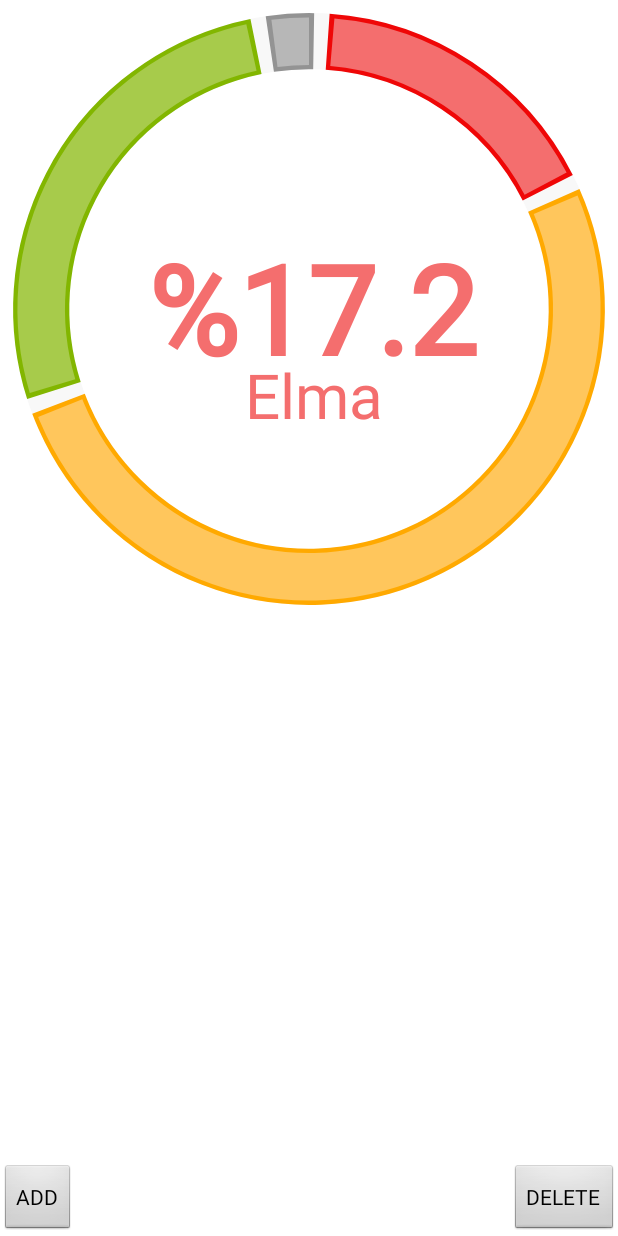
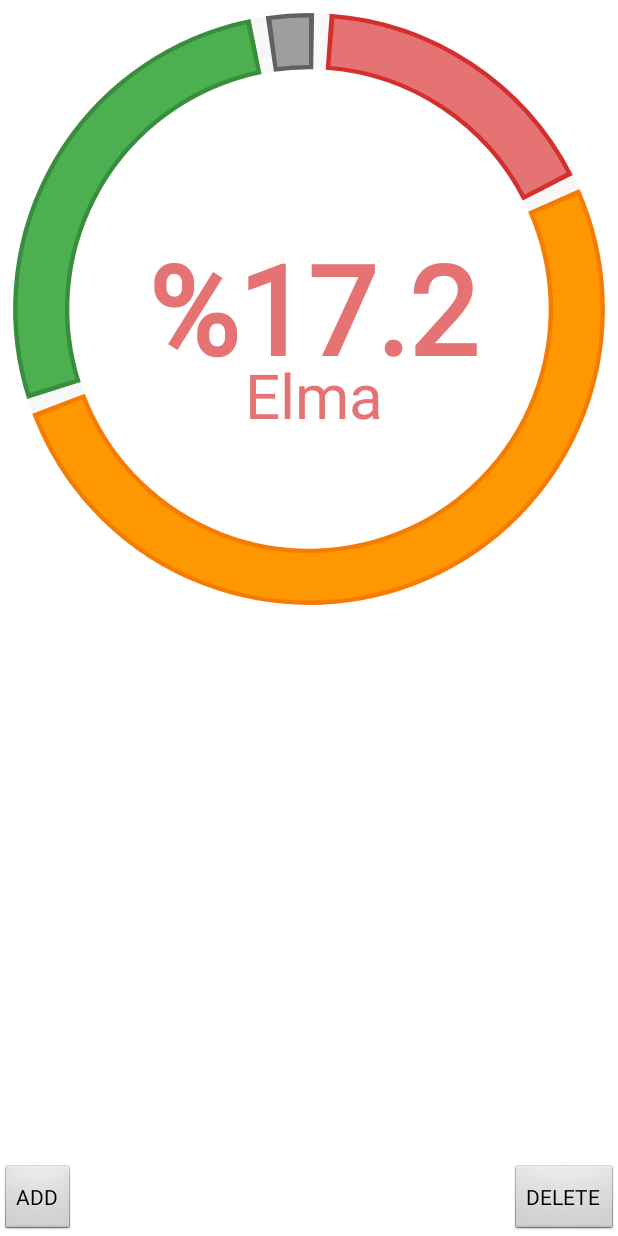
Before and after one commit to otabakoglu/Android-Grafik-Comp, an Android app: the screen it shows after launch (MainActivity), on a phone screen of 412 x 824 dp. Run offline under Robolectric (Android 15) with nearby library versions, the phone set to English and light mode, and no system bars.

Commit message:
26.03.2015 Yeni Renkler - New Colors ( Material Design Colors )
RED, PINK, PURPLE, DARK PURPLE, INDIGO, BLUE, CYAN, TEAL, GREEN, LIGHT GREEN, LIME, YELLOW, AMBER, ORANGE, DEEP ORANGE, BROWN, GREY, BLUE GREY,  BLACK AND WHITE...

```diff
--- a/app/build.gradle
+++ b/app/build.gradle
@@ -3,6 +3,8 @@ apply plugin: 'com.android.application'
 android {
     compileSdkVersion 22
     buildToolsVersion "21.1.2"
+
+    resourcePrefix "grafik_comp"
 
     defaultConfig {
         applicationId "com.trozant.android_grafik_comp"
--- a/app/src/main/java/SimpleRingChartTR/ChartColors.java
+++ b/app/src/main/java/SimpleRingChartTR/ChartColors.java
@@ -7,32 +7,122 @@ import android.graphics.Color;
  */
 public class ChartColors {
 
-    public static final int RED = Color.parseColor( "#f46e6e" );
-    public static final int BLUE = Color.parseColor("#5bbfe3");
-    public static final int GREEN = Color.parseColor("#a7cb4b");
-    public static final int GREY = Color.parseColor("#b7b7b7");
-    public static final int ORANGE = Color.parseColor("#ffc65c");
+   //RED
+    public  static final int RED      = Color.parseColor("#E57373");
+    private static final int DARK_RED = Color.parseColor("#D32F2F");
 
-    private static final int DARK_RED = Color.parseColor("#ef0707");
-    private static final int DARK_BLUE = Color.parseColor("#00a1d5");
-    private static final int DARK_GREEN = Color.parseColor("#82b600");
-    private static final int DARK_GREY = Color.parseColor("#939393");
-    private static final int DARK_ORANGE = Color.parseColor("#ffa900");
+   //PINK
+    public  static final int PINK      = Color.parseColor("#e91e63");
+    private static final int DARK_PINK = Color.parseColor("#c2185b");
 
-    public static int getDarkColor( int color ){
+   //PURPLE
+    public  static final int PURPLE      = Color.parseColor("#9c27b0");
+    private static final int DARK_PURPLE = Color.parseColor("#7b1fa2");
+
+   //DARK PURPLE
+    public  static final int D_PURPLE      = Color.parseColor("#673ab7");
+    private static final int DARK_D_PURPLE = Color.parseColor("#512da8");
+
+   //INDIGO
+    public  static final int INDIGO      = Color.parseColor("#3f51b5");
+    private static final int DARK_INDIGO = Color.parseColor("#303f9f");
+
+   //BLUE
+    public  static final int BLUE      = Color.parseColor("#2196f3");
+    private static final int DARK_BLUE = Color.parseColor("#1976d2");
+
+   //CYAN
+    public  static final int CYAN      = Color.parseColor("#00bcd4");
+    private static final int DARK_CYAN = Color.parseColor("#0097a7");
+
+   //TEAL
+    public  static final int TEAL      = Color.parseColor("#009688");
+    private static final int DARK_TEAL = Color.parseColor("#00796b");
+
+   //GREEN
+    public  static final int GREEN      = Color.parseColor("#4caf50");
+    private static final int DARK_GREEN = Color.parseColor("#388e3c");
+
+   //LIGHT GREEN
+    public  static final int L_GREEN      = Color.parseColor("#8bc34a");
+    private static final int DARK_L_GREEN = Color.parseColor("#689f38");
+
+   //LIME
+    public  static final int LIME      = Color.parseColor("#cddc39");
+    private static final int DARK_LIME = Color.parseColor("#afb42b");
+
+   //YELLOW
+    public  static final int YELLOW      = Color.parseColor("#ffeb3b");
+    private static final int DARK_YELLOW = Color.parseColor("#fbc02d");
+
+   //AMBER
+    public  static final int AMBER      = Color.parseColor("#ffc107");
+    private static final int DARK_AMBER   = Color.parseColor("#ffa000");
+
+   //ORANGE
+    public  static final int ORANGE      = Color.parseColor("#ff9800");
+    private static final int DARK_ORANGE = Color.parseColor("#f57c00");
+
+   //DEEP ORANGE
+    public  static final int D_ORANGE      = Color.parseColor("#ff5722");
+    private static final int DARK_D_ORANGE = Color.parseColor("#e64a19");
+
+   //BROWN
+    public  static final int BROWN        = Color.parseColor("#795548");
+    private static final int DARK_BROWN   = Color.parseColor("#5d4037");
+
+   //GREY
+    public  static final int GREY      = Color.parseColor("#9e9e9e");
+    private static final int DARK_GREY = Color.parseColor("#616161");
+
+   //BLUE GREY
+    public  static final int BLUE_GREY        = Color.parseColor("#607d8b");
+    private static final int DARK_BLUE_GREY   = Color.parseColor("#455a64");
+
+  //BLACK AND WHITE
+    public static final int WHITE = Color.parseColor("#ffffff");
+    public static final int BLACK = Color.parseColor("#000000");
+
+    public static int getDarkColor(  int color ){
 
         if( color == RED ){
             return DARK_RED;
-        }else if( color == BLUE ){
+        }else if( color == PINK ){
+            return DARK_PINK;
+        }else if( color == PURPLE ){
+            return DARK_PURPLE;
+        }else if( color == D_PURPLE ){
+            return DARK_D_PURPLE;
+        }else if( color == INDIGO ){
+            return DARK_INDIGO;
+        }else if( color == BLUE){
             return DARK_BLUE;
-        }else if( color == GREEN ){
+        }else if ( color == CYAN ){
+            return DARK_CYAN;
+        }else if ( color == TEAL ){
+            return DARK_TEAL;
+        }else if ( color == GREEN ){
             return DARK_GREEN;
-        }else if( color == GREY ){
+        }else if ( color == L_GREEN ){
+            return DARK_L_GREEN;
+        }else if ( color == LIME ){
+            return DARK_LIME;
+        }else if ( color == YELLOW ){
+            return DARK_YELLOW;
+        }else if ( color == AMBER ){
+            return DARK_AMBER;
+        }else if ( color == ORANGE ){
+            return DARK_ORANGE;
+        }else if ( color == D_ORANGE ){
+            return DARK_D_ORANGE;
+        }else if ( color == BROWN ){
+            return DARK_BROWN;
+        }else if ( color == GREY ){
             return DARK_GREY;
-        }else if( color == ORANGE ){
-            return DARK_ORANGE;
+        }else if ( color == BLUE_GREY ){
+            return DARK_BLUE_GREY;
         }else{
-            return GREY;
+            return WHITE;
         }
     }
 
--- a/app/src/main/java/SimpleRingChartTR/RingChart.java
+++ b/app/src/main/java/SimpleRingChartTR/RingChart.java
@@ -82,9 +82,9 @@ public class RingChart extends View {
         // Calculate(Width,    Height,    Thickness, size);
         init();
 
-        //addChartValue("Elma", 50, ChartColors.RED);
-        //addChartValue("Şeftali", 150, ChartColors.ORANGE);
-        //addChartValue("Armut", 80, ChartColors.GREEN);
+      //  addChartValue("Elma", 50, ChartColors.BLUE);
+      //  addChartValue("Şeftali", 150, ChartColors.ORANGE);
+       // addChartValue("Armut", 80, ChartColors.GREEN);
        // addChartValue("Kiraz", 10, ChartColors.GREY);
 
         //Toplam deger.
--- a/app/src/main/java/com/trozant/android_grafik_comp/MainActivity.java
+++ b/app/src/main/java/com/trozant/android_grafik_comp/MainActivity.java
@@ -7,10 +7,9 @@ import android.view.View;
 import SimpleRingChartTR.ChartColors;
 import SimpleRingChartTR.RingChart;
 
-
 public class MainActivity extends Activity {
 
-    RingChart mRingChart;
+    private RingChart mRingChart;
 
     @Override
     protected void onCreate(Bundle savedInstanceState) {
@@ -25,6 +24,7 @@ public class MainActivity extends Activity {
         mRingChart.addChartValue("Armut", 80, ChartColors.GREEN);
         mRingChart.addChartValue("Kiraz", 10, ChartColors.GREY);
 
+
         //Coklu Deger Ekleme- Add Values
       //  List<RingChartValue> values = new ArrayList<RingChartValue>();
       //  values.add( new RingChartValue("Elma", 50, ChartColors.RED));
@@ -38,9 +38,14 @@ public class MainActivity extends Activity {
         //butun degerleri sil.
       //  mRingChart.deleteAllValue();
 
+
+
+        /**
+         *@params id(int), name(String), value(int), color(int)
+         */
         //id ile deger guncelleme
-      //  mRingChart.updateChartValue( 0,"Elma", 50, ChartColors.RED );
-       // mRingChart.updateChartValue( 0,new RingChartValue("Şeftali", 80, ChartColors.GREEN) );
+       // mRingChart.updateChartValue( 0,"Elma", 50, ChartColors.RED );
+       //mRingChart.updateChartValue( 0,new RingChartValue("Şeftali", 80, ChartColors.INDIGO) );
 
         //Deger Secme
         //mRingChart.selectValue(2);
@@ -52,11 +57,11 @@ public class MainActivity extends Activity {
     }
 
     public void add(View v){
-        mRingChart.addChartValue("Yeşil Elma", 70, ChartColors.GREEN);
+        mRingChart.addChartValue("Yeşil Elma", 70, ChartColors.PURPLE);
     }
 
     public void delete(View v){
-        mRingChart.deleteChartValue( 0 );
+        mRingChart.deleteChartValue(0);
     }
 
 
--- a/app/src/main/res/values/styles.xml
+++ b/app/src/main/res/values/styles.xml
@@ -5,4 +5,5 @@
         <!-- Customize your theme here. -->
     </style>
 
+    <color name="renk1">#f44336</color>
 </resources>
--- a/build.gradle
+++ b/build.gradle
@@ -3,12 +3,11 @@
 buildscript {
     repositories {
         jcenter()
+        mavenCentral()
     }
     dependencies {
         classpath 'com.android.tools.build:gradle:1.1.0'
 
-        // NOTE: Do not place your application dependencies here; they belong
-        // in the individual module build.gradle files
     }
 }
 
```
Also changed, not shown: 2 other files.
